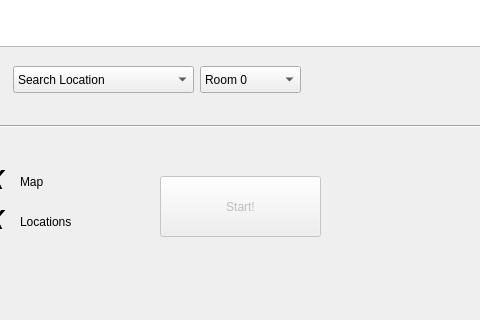
The window that shakey_quickstart/src/mainwindow.ui (speckdavid/shakey2016) describes before a commit, drawn with Qt 5; both pictures show x 320 to 800 and y 261 to 581 of the 982 by 581 pixel window.
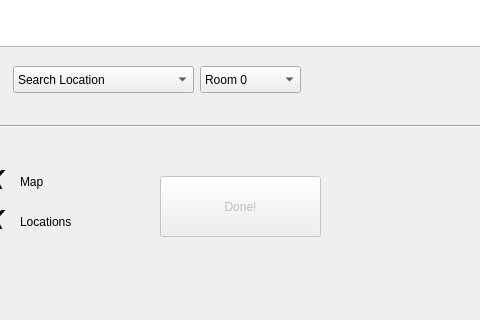
The same window after the commit.

```diff
--- a/shakey_quickstart/src/mainwindow.ui
+++ b/shakey_quickstart/src/mainwindow.ui
@@ -278,7 +278,7 @@
 </string>
     </property>
     <property name="text">
-     <string>Start!</string>
+     <string>Done!</string>
     </property>
    </widget>
    <widget class="QLineEdit" name="lineEdit_XLocations">
```
Left out of the diff: 2 changed lines with no effect on the pictures.
